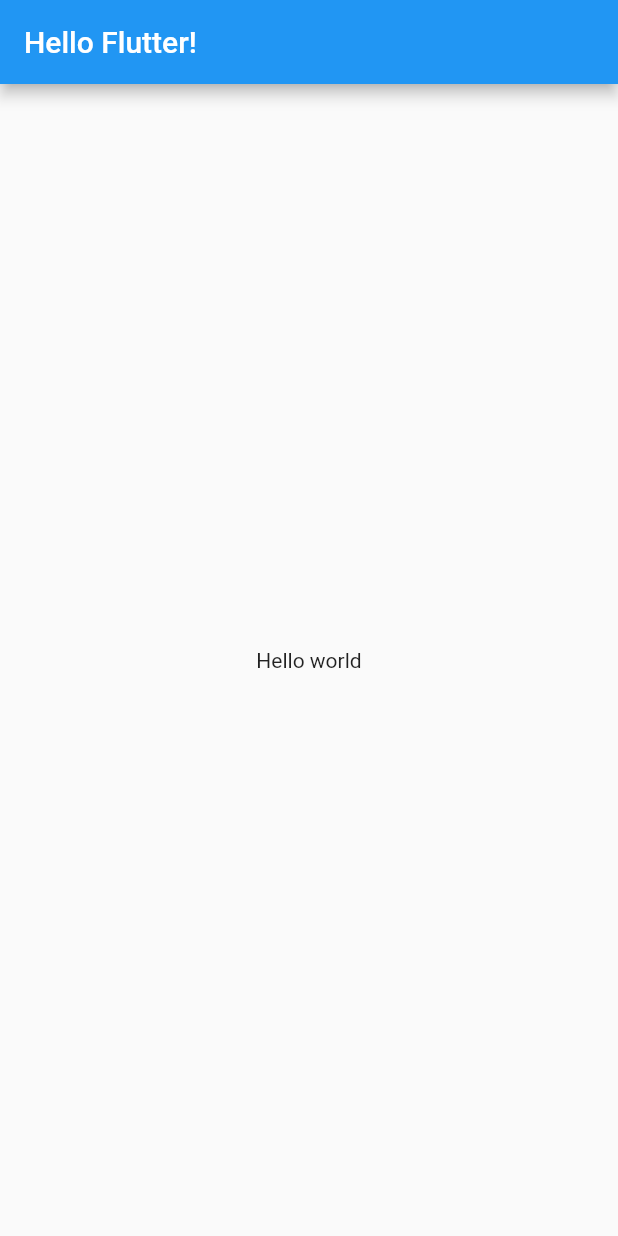
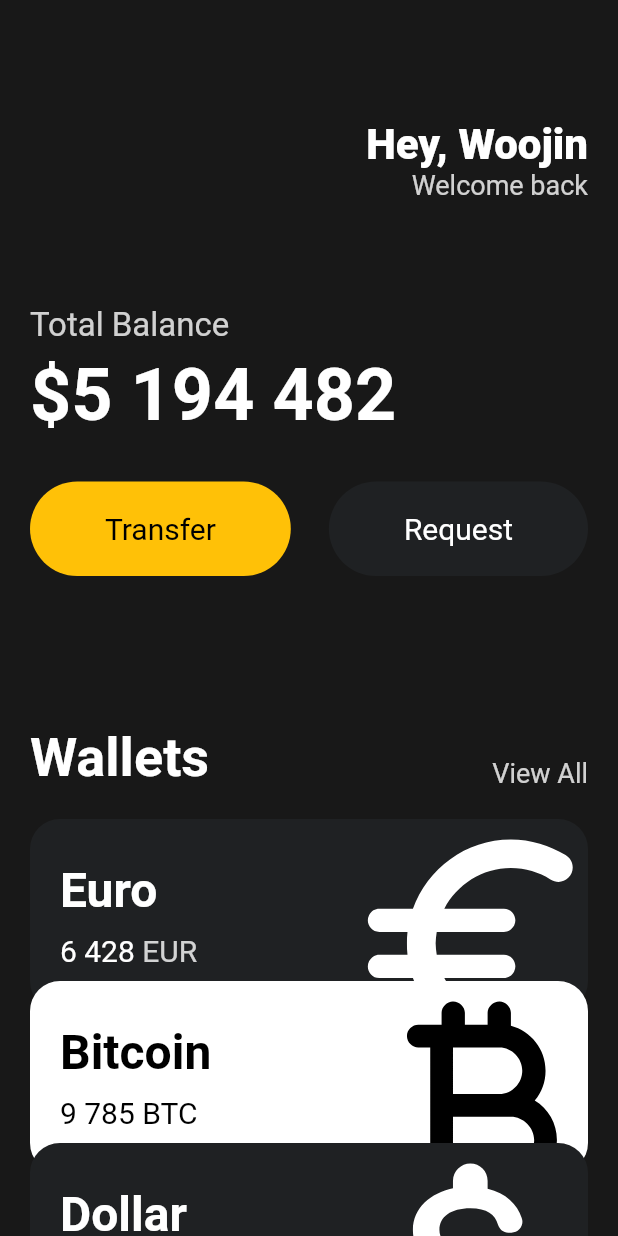
Before and after one commit to WOOOOJI/Pratice_Project_Flutter, a Flutter app: the screen it shows after launch, on a phone screen of 412 x 824 dp. Run offline on Flutter 3.47's test engine with Material 2 defaults, Android fonts, the phone set to English and light mode, and no system bars.

Commit message:
Code Chanllenge

```diff
--- a/lib/main.dart
+++ b/lib/main.dart
@@ -1,5 +1,6 @@
-import 'package:flutter/cupertino.dart';
 import 'package:flutter/material.dart';
+import 'package:flutterpratice/widgets/button.dart';
+import 'package:flutterpratice/widgets/currency_card.dart';
 
 class Player {
   String name;
@@ -11,21 +12,171 @@
   var woojin = Player(name: 'woojin');
   woojin.name;
   // 위젯을 실행시키는 함수 root widget
-  runApp(App());
+  runApp(const App());
 }
 
 class App extends StatelessWidget {
+  const App({super.key});
+
   // statlessWidget 상속 받아서 build메소드 오버라이드
   @override
   Widget build(BuildContext context) {
     // 기본테마 설정하기
     return MaterialApp(
       home: Scaffold(
-        body: Center(
-          child: Text('Hello world'),
+        backgroundColor: const Color(0xFF181818),
+        body: SingleChildScrollView(
+          child: Padding(
+            padding: const EdgeInsets.symmetric(horizontal: 20),
+            child: Column(
+              crossAxisAlignment: CrossAxisAlignment.start,
+              children: [
+                const SizedBox(
+                  height: 80,
+                ),
+                Row(
+                  mainAxisAlignment: MainAxisAlignment.end,
+                  children: [
+                    Column(
+                      crossAxisAlignment: CrossAxisAlignment.end,
+                      children: [
+                        const Text(
+                          'Hey, Woojin',
+                          style: TextStyle(
+                              color: Colors.white,
+                              fontSize: 28,
+                              fontWeight: FontWeight.w800),
+                        ),
+                        Text(
+                          'Welcome back',
+                          style: TextStyle(
+                            color: Colors.white.withOpacity(0.8),
+                            fontSize: 18,
+                          ),
+                        ),
+                      ],
+                    )
+                  ],
+                ),
+                const SizedBox(
+                  height: 70,
+                ),
+                Text(
+                  'Total Balance',
+                  style: TextStyle(
+                    color: Colors.white.withOpacity(0.8),
+                    fontSize: 22,
+                  ),
+                ),
+                const SizedBox(
+                  height: 5,
+                ),
+                const Text(
+                  '\$5 194 482',
+                  style: TextStyle(
+                    color: Colors.white,
+                    fontWeight: FontWeight.w600,
+                    fontSize: 48,
+                  ),
+                ),
+                const SizedBox(
+                  height: 30,
+                ),
+                Row(
+                  mainAxisAlignment: MainAxisAlignment.spaceBetween,
+                  children: const [
+                    Button(
+                        text: 'Transfer',
+                        bgColor: Colors.amber,
+                        textColor: Colors.black),
+                    Button(
+                      text: 'Request',
+                      bgColor: Color(0xFF1F2123),
+                      textColor: Colors.white,
+                    )
+                  ],
+                ),
+                const SizedBox(
+                  height: 100,
+                ),
+                Row(
+                  crossAxisAlignment: CrossAxisAlignment.end,
+                  mainAxisAlignment: MainAxisAlignment.spaceBetween,
+                  children: [
+                    const Text('Wallets',
+                        style: TextStyle(
+                          color: Colors.white,
+                          fontSize: 36,
+                          fontWeight: FontWeight.w600,
+                        )),
+                    Text('View All',
+                        style: TextStyle(
+                          color: Colors.white.withOpacity(0.8),
+                          fontSize: 18,
+                        )),
+                  ],
+                ),
+                const SizedBox(
+                  height: 20,
+                ),
+                CurrencyCard(
+                  code: "EUR",
+                  name: "Euro",
+                  amount: "6 428",
+                  icon: Icons.euro_rounded,
+                  isInverted: false,
+                  order: 0,
+                ),
+                CurrencyCard(
+                  code: "BTC",
+                  name: "Bitcoin",
+                  amount: "9 785",
+                  icon: Icons.currency_bitcoin_rounded,
+                  isInverted: true,
+                  order: 1,
+                ),
+                CurrencyCard(
+                  code: "USD",
+                  name: "Dollar",
+                  amount: "3 785",
+                  icon: Icons.attach_money_rounded,
+                  isInverted: false,
+                  order: 2,
+                ),
+              ],
+            ),
+          ),
         ),
-        appBar: AppBar(title: Text('Hello Flutter!')),
       ),
     );
   }
 }
+
+class MyButton extends StatelessWidget {
+  const MyButton({
+    super.key,
+  });
+
+  @override
+  Widget build(BuildContext context) {
+    return Container(
+      decoration: BoxDecoration(
+        color: const Color(0xFF1F2123),
+        borderRadius: BorderRadius.circular(45),
+      ),
+      child: const Padding(
+        padding: EdgeInsets.symmetric(
+          vertical: 20,
+          horizontal: 50,
+        ),
+        child: Text(
+          'Request',
+          style: TextStyle(
+            fontSize: 20,
+            color: Colors.white,
+          ),
+        ),
+      ),
+    );
+  }
+}
--- /dev/null
+++ b/lib/widgets/button.dart
@@ -0,0 +1,37 @@
+import 'package:flutter/cupertino.dart';
+
+class Button extends StatelessWidget {
+  final String text;
+  final Color bgColor;
+  final Color textColor;
+
+  const Button({
+    super.key,
+    required this.text,
+    required this.bgColor,
+    required this.textColor,
+  });
+
+  @override
+  Widget build(BuildContext context) {
+    return Container(
+      decoration: BoxDecoration(
+        color: bgColor,
+        borderRadius: BorderRadius.circular(45),
+      ),
+      child: Padding(
+        padding: const EdgeInsets.symmetric(
+          vertical: 20,
+          horizontal: 50,
+        ),
+        child: Text(
+          text,
+          style: TextStyle(
+            fontSize: 20,
+            color: textColor,
+          ),
+        ),
+      ),
+    );
+  }
+}
--- /dev/null
+++ b/lib/widgets/currency_card.dart
@@ -0,0 +1,100 @@
+import 'package:flutter/material.dart';
+
+class CurrencyCard extends StatelessWidget {
+  final String code, name, amount;
+  final IconData icon;
+  final bool isInverted;
+  double order;
+
+  // 기본 생성자
+  CurrencyCard({
+    super.key,
+    required this.code,
+    required this.name,
+    required this.amount,
+    required this.icon,
+    required this.isInverted,
+    this.order = 0,
+  });
+
+  double makeHeight(double order) {
+    if (order != 0) {
+      return order = order * -20.0;
+    }
+
+    return 0.0;
+  }
+
+  @override
+  Widget build(BuildContext context) {
+    order = makeHeight(order);
+
+    print(order);
+
+    return Transform.translate(
+      offset: Offset(0, order),
+      child: Container(
+          clipBehavior: Clip.hardEdge,
+          decoration: BoxDecoration(
+            color: isInverted ? Colors.white : const Color(0xFF1F2123),
+            borderRadius: BorderRadius.circular(20),
+          ),
+          child: Padding(
+            padding: const EdgeInsets.all(20),
+            child: Row(
+              mainAxisAlignment: MainAxisAlignment.spaceBetween,
+              children: [
+                Column(
+                  crossAxisAlignment: CrossAxisAlignment.start,
+                  children: [
+                    Text(name,
+                        style: TextStyle(
+                          color: isInverted ? Colors.black : Colors.white,
+                          fontSize: 32,
+                          fontWeight: FontWeight.w600,
+                        )),
+                    const SizedBox(
+                      height: 10,
+                    ),
+                    Row(
+                      children: [
+                        Text(
+                          amount,
+                          style: TextStyle(
+                            color: isInverted ? Colors.black : Colors.white,
+                            fontSize: 20,
+                          ),
+                        ),
+                        const SizedBox(
+                          width: 5,
+                        ),
+                        Text(
+                          code,
+                          style: TextStyle(
+                            fontSize: 20,
+                            color: isInverted
+                                ? Colors.black
+                                : Colors.white.withOpacity(0.8),
+                          ),
+                        ),
+                      ],
+                    ),
+                  ],
+                ),
+                Transform.scale(
+                  scale: 2.1,
+                  child: Transform.translate(
+                    offset: const Offset(-5, 9),
+                    child: Icon(
+                      icon,
+                      color: isInverted ? Colors.black : Colors.white,
+                      size: 88,
+                    ),
+                  ),
+                ),
+              ],
+            ),
+          )),
+    );
+  }
+}
```
Also changed, not shown: 1 other file.
